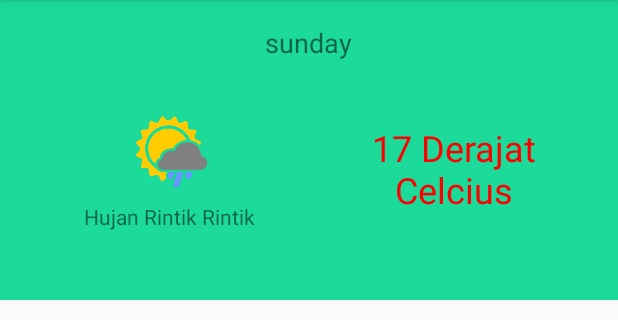
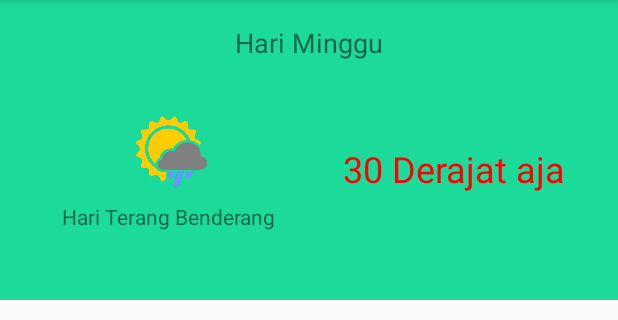
Before and after one commit to sagnol10/MySunshineIndonesia, an Android app: the screen it shows after launch (MainActivity), on a phone screen of 412 x 824 dp, the part 84-404 px from its top. Run offline under Robolectric (Android 15) with nearby library versions, the phone set to English and light mode, and no system bars.

Commit message:
Binding view Layout to Java class

```diff
--- a/app/src/main/java/com/example/nzxt/mysunshineindonesia/MainActivity.java
+++ b/app/src/main/java/com/example/nzxt/mysunshineindonesia/MainActivity.java
@@ -2,12 +2,28 @@ package com.example.nzxt.mysunshineindonesia;
 
 import android.support.v7.app.AppCompatActivity;
 import android.os.Bundle;
+import android.widget.ImageView;
+import android.widget.TextView;
 
 public class MainActivity extends AppCompatActivity {
-
+    TextView weatherDayTitle;
+    ImageView imgWeather;
+    TextView weatherDesc;
+    TextView weatherTemperature;
     @Override
     protected void onCreate(Bundle savedInstanceState) {
         super.onCreate(savedInstanceState);
         setContentView(R.layout.activity_main);
+
+        weatherDayTitle = (TextView) findViewById(R.id.weather_day_title);
+        imgWeather = (ImageView) findViewById(R.id.img_weather);
+        weatherDesc = (TextView) findViewById(R.id.weather_desc);
+        weatherTemperature = (TextView) findViewById(R.id.weather_temperature);
+
+        weatherDayTitle.setText("Hari Minggu");
+        weatherDesc.setText("Hari Terang Benderang");
+        weatherTemperature.setText("30 Derajat aja");
+
+        imgWeather.setImageResource(R.drawable.weather_img);
     }
 }
--- a/app/src/main/res/layout/activity_main.xml
+++ b/app/src/main/res/layout/activity_main.xml
@@ -37,13 +37,15 @@
                 <ImageView
                     android:layout_width="@dimen/img_weather_width"
                     android:layout_height="@dimen/img_weather_height"
-                    android:src="@drawable/weather_img" />
+                    android:src="@drawable/weather_img"
+                    android:id="@+id/img_weather"/>
 
                 <TextView
                     android:layout_width="wrap_content"
                     android:layout_height="wrap_content"
                     android:layout_gravity="center_horizontal"
-                    android:text="@string/weather_desc" />
+                    android:text="@string/weather_desc"
+                    android:id="@+id/weather_desc"/>
             </LinearLayout>
 
             <TextView
```
